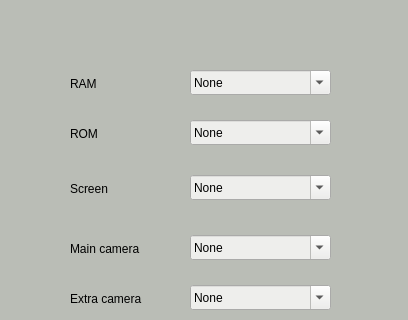
First picture: the form in homepage.ui, repository phuonglecva-163219/ai_project, before the edit; both pictures show x 0 to 408 and y 0 to 320 of the 408 by 524 pixel window.
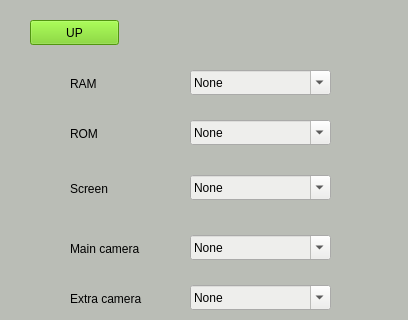
Second picture: the form after the edit.

Commit message: fix level2-rule

The edit to the form file:
```diff
--- a/homepage.ui
+++ b/homepage.ui
@@ -502,6 +502,22 @@
      <string>RAM</string>
     </property>
    </widget>
+   <widget class="QPushButton" name="level2">
+    <property name="geometry">
+     <rect>
+      <x>30</x>
+      <y>20</y>
+      <width>89</width>
+      <height>25</height>
+     </rect>
+    </property>
+    <property name="styleSheet">
+     <string notr="true">background-color: rgb(115, 210, 22);</string>
+    </property>
+    <property name="text">
+     <string>UP</string>
+    </property>
+   </widget>
   </widget>
  </widget>
  <resources/>
```
The commit also changes 6 other files.
